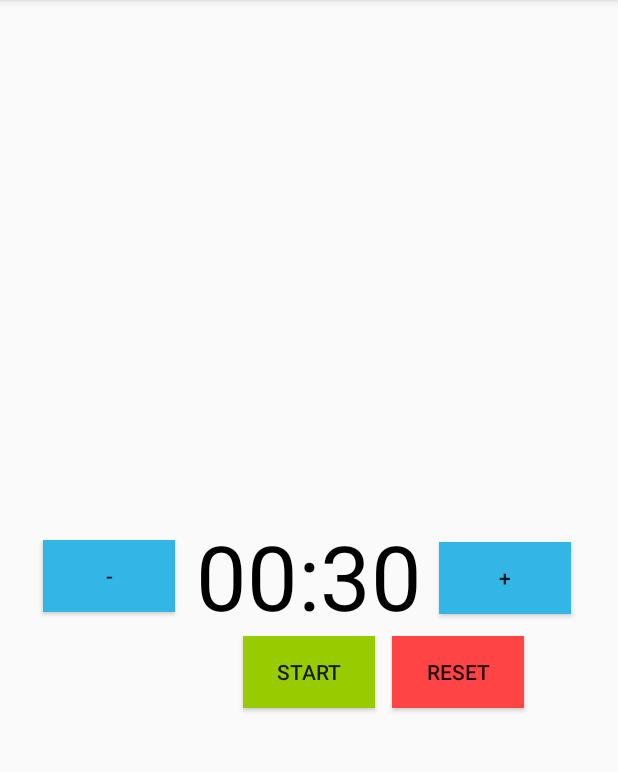
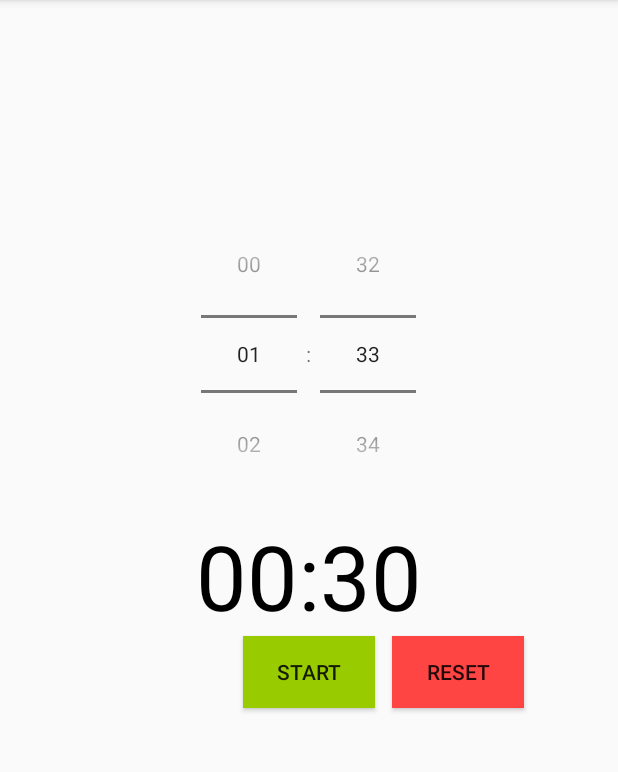
Before and after one commit to gregor07/CountDownTimer, an Android app: the screen it shows after launch (MainActivity), on a phone screen of 412 x 824 dp, the part 84-856 px from its top. Run offline under Robolectric (Android 15) with nearby library versions, the phone set to English and light mode, and no system bars.

Commit message:
TimePicker added
TimePicker added

```diff
--- a/TeamApp/app/src/main/java/com/example/mate/teamapp/MainActivity.java
+++ b/TeamApp/app/src/main/java/com/example/mate/teamapp/MainActivity.java
@@ -8,6 +8,7 @@ import android.os.CountDownTimer;
 import android.view.View;
 import android.widget.Button;
 import android.widget.TextView;
+import android.widget.TimePicker;
 
 import java.util.Locale;
 
@@ -18,13 +19,12 @@ public class MainActivity extends Activity {
     private TextView mTextViewCountdown;
     private Button mButtonStartPause;
     private Button mButtonReset;
-    private Button mButtonIncrease;
-    private Button mButtonDecrease;
     private CountDownTimer mCountDownTimer;
     private boolean mTimerRunning;
     private long mTimeLeftInMilliseconds = START_TIME__IN_MILLISECONDS;
     private long mEndTime;
     private MediaPlayer music;
+    private TimePicker timePicker;
 
     @Override
     protected void onCreate(Bundle savedInstanceState) {
@@ -34,24 +34,19 @@ public class MainActivity extends Activity {
         mTextViewCountdown = findViewById(R.id.text_view_countdown);
         mButtonStartPause =  findViewById(R.id.button_start_pause);
         mButtonReset =  findViewById(R.id.button_reset);
-        mButtonIncrease = findViewById(R.id.button_increase);
-        mButtonDecrease = findViewById(R.id.button_decrease);
+        timePicker = findViewById(R.id.timePicker);
+        timePicker.setIs24HourView(true);
+
         music = MediaPlayer.create(MainActivity.this,R.raw.finish);
 
-        mButtonIncrease.setOnClickListener(new View.OnClickListener() {
+        timePicker.setOnTimeChangedListener(new TimePicker.OnTimeChangedListener() {
             @Override
-            public void onClick(View view) {
-                mTimeLeftInMilliseconds=mTimeLeftInMilliseconds+60000;
-                updateCountDownText();
-            }
-        });
-        mButtonDecrease.setOnClickListener(new View.OnClickListener() {
-            @Override
-            public void onClick(View view) {
-                if (mTimeLeftInMilliseconds-60000>0){
-                    mTimeLeftInMilliseconds=mTimeLeftInMilliseconds-60000;
-                    updateCountDownText();
-                }
+            public void onTimeChanged(TimePicker timePicker, int i, int i1) {
+
+                String timeLeftFormatted = String.format(Locale.getDefault(), "%02d:%02d", i, i1);
+                long setTimeFromTimePicker = i*60000 + i1*1000;
+                mTimeLeftInMilliseconds = setTimeFromTimePicker;
+                mTextViewCountdown.setText(timeLeftFormatted);
             }
         });
 
@@ -75,7 +70,6 @@ public class MainActivity extends Activity {
 
 
     }
-
     //
     private  void startTimer(){
         // megadjuk, hogy mikor kéne lejárnia a számlálónak.
@@ -112,7 +106,14 @@ public class MainActivity extends Activity {
     }
     //nullázza az eltelt időt
     private void resetTimer(){
-        mTimeLeftInMilliseconds = START_TIME__IN_MILLISECONDS;
+        int i = timePicker.getHour();
+        int i1 = timePicker.getMinute();
+        //mTimeLeftInMilliseconds = START_TIME__IN_MILLISECONDS;
+        String timeLeftFormatted = String.format(Locale.getDefault(), "%02d:%02d", i, i1);
+        long setTimeFromTimePicker = i*60000 + i1*1000;
+        mTimeLeftInMilliseconds = setTimeFromTimePicker;
+        mTextViewCountdown.setText(timeLeftFormatted);
+
         updateCountDownText();
         updateButtons();
     }
@@ -131,13 +132,9 @@ public class MainActivity extends Activity {
         if (mTimerRunning){
             mButtonReset.setVisibility(View.INVISIBLE);
             mButtonStartPause.setText("Pause");
-            mButtonIncrease.setText("+");
-            mButtonDecrease.setText("-");
         }else{
             mButtonReset.setVisibility(View.VISIBLE);
             mButtonStartPause.setText("Start");
-            mButtonIncrease.setText("+");
-            mButtonDecrease.setText("-");
             //1 másodperc alatt
             if (mTimeLeftInMilliseconds < 1000){
                 mButtonStartPause.setVisibility(View.INVISIBLE);
--- a/TeamApp/app/src/main/res/layout/activity_main.xml
+++ b/TeamApp/app/src/main/res/layout/activity_main.xml
@@ -5,6 +5,15 @@
     android:layout_width="match_parent"
     android:layout_height="match_parent"
     tools:context=".MainActivity">
+
+    <TimePicker
+        android:id="@+id/timePicker"
+        android:layout_width="wrap_content"
+        android:layout_height="wrap_content"
+        android:layout_above="@+id/text_view_countdown"
+        android:layout_centerHorizontal="true"
+        android:layout_marginBottom="1dp"
+        android:timePickerMode="spinner" />
 
     <TextView
         android:id="@+id/text_view_countdown"
@@ -37,25 +46,4 @@
         android:visibility="invisible"
         tools:visibility="visible" />
 
-    <Button
-        android:id="@+id/button_increase"
-        android:layout_width="wrap_content"
-        android:layout_height="wrap_content"
-        android:layout_alignTop="@+id/button_decrease"
-        android:layout_marginStart="11dp"
-        android:layout_marginTop="1dp"
-        android:layout_toEndOf="@+id/text_view_countdown"
-        android:background="@android:color/holo_blue_light"
-        android:text="Button" />
-
-    <Button
-        android:id="@+id/button_decrease"
-        android:layout_width="wrap_content"
-        android:layout_height="wrap_content"
-        android:layout_centerVertical="true"
-        android:layout_marginEnd="14dp"
-        android:layout_toStartOf="@+id/text_view_countdown"
-        android:background="@android:color/holo_blue_light"
-        android:text="Button" />
-
 </RelativeLayout>
```
